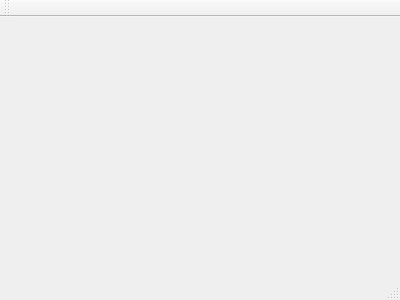
Old version of the form Headcookerwindow.ui in the repository Indidev/headcooker.
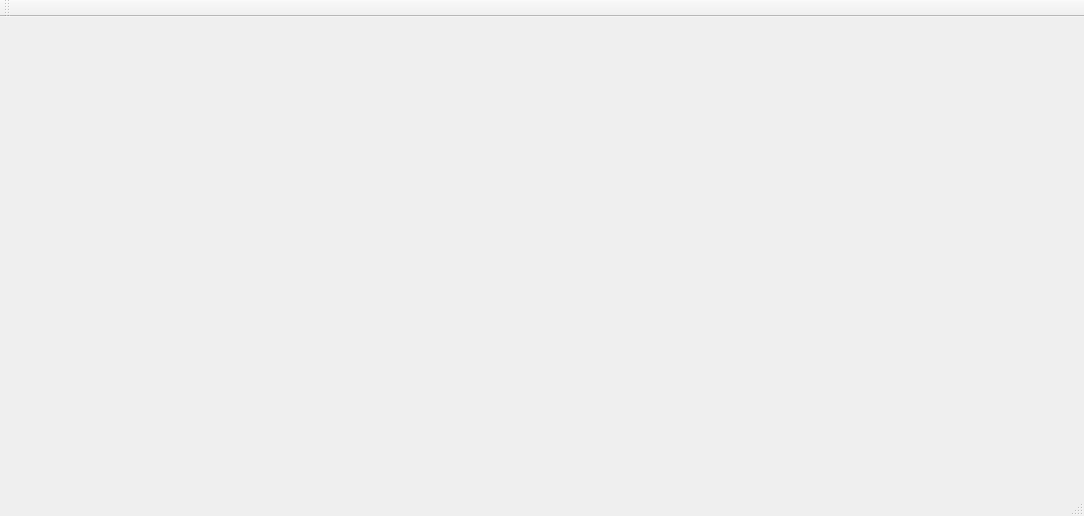
New version of the form.

```diff
--- a/Headcookerwindow.ui
+++ b/Headcookerwindow.ui
@@ -6,8 +6,8 @@
    <rect>
     <x>0</x>
     <y>0</y>
-    <width>400</width>
-    <height>300</height>
+    <width>1084</width>
+    <height>516</height>
    </rect>
   </property>
   <property name="windowTitle">
```
Left out of the diff: 4 changed lines with no effect on the pictures.
